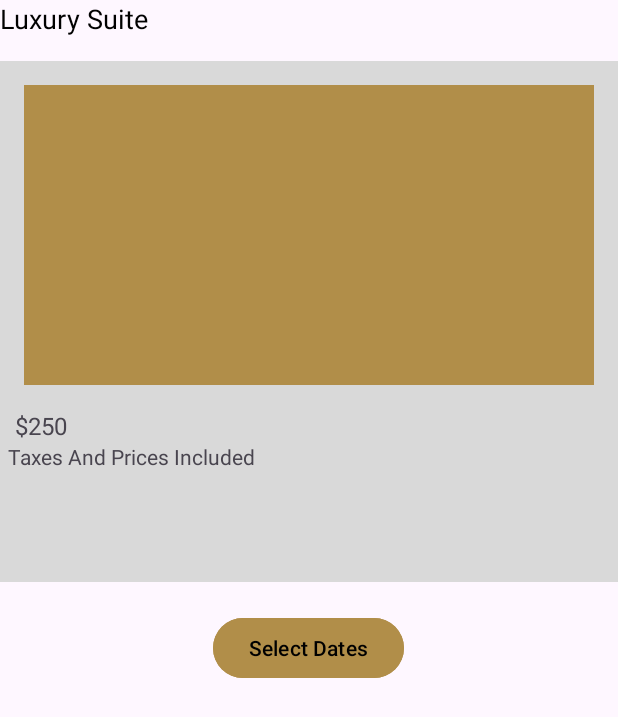
After one commit to Deepak14291/hotel, an Android app: the fragment SelectedRoomFragment placed in its activity, on a phone screen of 412 x 824 dp. The commit adds this screen. Shown: the top 717 px of the screen. Run offline under Robolectric (Android 15) with nearby library versions, the phone set to English and light mode, and no system bars.

Commit message:
commiting selected room adapter and implemented click

```diff
--- a/app/src/main/java/com/example/hotelapp/home/RoomTypeFragment.java
+++ b/app/src/main/java/com/example/hotelapp/home/RoomTypeFragment.java
@@ -1,17 +1,17 @@
 package com.example.hotelapp.home;
 
 import android.os.Bundle;
+import android.view.LayoutInflater;
+import android.view.View;
+import android.view.ViewGroup;
 
 import androidx.fragment.app.Fragment;
 import androidx.recyclerview.widget.LinearLayoutManager;
 import androidx.recyclerview.widget.RecyclerView;
 
-import android.view.LayoutInflater;
-import android.view.View;
-import android.view.ViewGroup;
-
 import com.example.hotelapp.R;
 import com.example.hotelapp.home.adapter.RoomTypeAdapter;
+import com.example.hotelapp.model.RoomType;
 
 import java.util.ArrayList;
 import java.util.List;
@@ -29,12 +29,24 @@ public class RoomTypeFragment extends Fragment {
     public View onCreateView(LayoutInflater inflater, ViewGroup container,
                              Bundle savedInstanceState) {
         // Inflate the layout for this fragment
-        View view= inflater.inflate(R.layout.fragment_room_type, container, false);
+        View view = inflater.inflate(R.layout.fragment_room_type, container, false);
         RecyclerView recyclerView = view.findViewById(R.id.recyclerview);
 
-        List<String> dataList = new ArrayList<>(); // Replace with your data source
+        List<RoomType> dataList = new ArrayList<>();
 
-        RoomTypeAdapter adapter = new RoomTypeAdapter(requireContext(), dataList);
+        //setting data
+        dataList.add(new RoomType("room1.jpg", "Standard Room", "$100"));
+        dataList.add(new RoomType("room2.jpg", "Deluxe Room", "$150"));
+        dataList.add(new RoomType("room3.jpg", "Suite", "$250"));
+
+        RoomTypeAdapter adapter = new RoomTypeAdapter(requireContext(), dataList,new RoomTypeAdapter.OnBookClickListener() {
+            @Override
+            public void onBookClick(int position) {
+                // Handle the button click for the item at the given position
+                // Implement your logic for booking the room here
+                ((HomeActivity) getActivity()).switchToSelectedRoomFragment();
+            }
+        });
         recyclerView.setAdapter(adapter);
         recyclerView.setLayoutManager(new LinearLayoutManager(requireContext()));
 
--- /dev/null
+++ b/app/src/main/java/com/example/hotelapp/home/SelectedRoomFragment.java
@@ -0,0 +1,43 @@
+package com.example.hotelapp.home;
+
+import android.os.Bundle;
+
+import androidx.fragment.app.Fragment;
+
+import android.view.LayoutInflater;
+import android.view.View;
+import android.view.ViewGroup;
+import android.widget.ImageView;
+import android.widget.TextView;
+
+import com.example.hotelapp.R;
+
+
+public class SelectedRoomFragment extends Fragment {
+
+
+    @Override
+    public void onCreate(Bundle savedInstanceState) {
+        super.onCreate(savedInstanceState);
+
+    }
+
+    @Override
+    public View onCreateView(LayoutInflater inflater, ViewGroup container,
+                             Bundle savedInstanceState) {
+        // Inflate the layout for this fragment
+        View view = inflater.inflate(R.layout.fragment_selected_room, container, false);
+
+        // Get references to the ImageView and TextView elements
+        ImageView selectedRoomImage = view.findViewById(R.id.selected_room_image);
+        TextView selectedRoomName = view.findViewById(R.id.selected_room_name);
+        TextView selectedRoomPrice = view.findViewById(R.id.selected_room_price);
+
+        // Set static data
+        selectedRoomImage.setImageResource(R.color.brown); // Replace with your room's image resource
+        selectedRoomName.setText("Luxury Suite"); // Replace with the room name
+        selectedRoomPrice.setText("$250"); // Replace with the room price
+
+        return view;
+    }
+}
--- a/app/src/main/java/com/example/hotelapp/home/adapter/RoomTypeAdapter.java
+++ b/app/src/main/java/com/example/hotelapp/home/adapter/RoomTypeAdapter.java
@@ -3,46 +3,75 @@ import android.content.Context;
 import android.view.LayoutInflater;
 import android.view.View;
 import android.view.ViewGroup;
+import android.widget.Button;
+import android.widget.ImageView;
 import android.widget.TextView;
 import androidx.recyclerview.widget.RecyclerView;
 
 import com.example.hotelapp.R;
+import com.example.hotelapp.model.RoomType;
 
 import java.util.List;
 
-public class RoomTypeAdapter extends RecyclerView.Adapter<RoomTypeAdapter.MyViewHolder> {
+public class RoomTypeAdapter extends RecyclerView.Adapter<RoomTypeAdapter.RoomTypeViewHolder> {
 
-    private List<String> dataList; // Replace 'String' with the data type you're displaying.
+    private List<RoomType> roomTypes;
     private Context context;
+    private OnBookClickListener onBookClickListener;
 
-    public RoomTypeAdapter(Context context, List<String> dataList) {
+
+    public RoomTypeAdapter(Context context, List<RoomType> roomTypes, OnBookClickListener onBookClickListener) {
         this.context = context;
-        this.dataList = dataList;
+        this.roomTypes = roomTypes;
+        this.onBookClickListener = onBookClickListener;
     }
 
     @Override
-    public MyViewHolder onCreateViewHolder(ViewGroup parent, int viewType) {
-        View view = LayoutInflater.from(parent.getContext()).inflate(R.layout.item_roomtype, parent, false);
-        return new MyViewHolder(view);
+    public RoomTypeViewHolder onCreateViewHolder(ViewGroup parent, int viewType) {
+        View view = LayoutInflater.from(context).inflate(R.layout.room_type_item, parent, false);
+        return new RoomTypeViewHolder(view);
     }
 
     @Override
-    public void onBindViewHolder(MyViewHolder holder, int position) {
-        String item = dataList.get(position);
-        holder.textView.setText(item);
+    public void onBindViewHolder(RoomTypeViewHolder holder, int position) {
+        RoomType roomType = roomTypes.get(position);
+
+        holder.roomName.setText(roomType.getName());
+        holder.roomPrice.setText(roomType.getPrice());
+        // You would typically use a library like Picasso or Glide to load images from URLs.
+        // For simplicity, we'll just set a placeholder image.
+        holder.roomImage.setImageResource(R.color.brown);
+
     }
 
     @Override
     public int getItemCount() {
-        return dataList.size();
+        return roomTypes.size();
     }
 
-    public class MyViewHolder extends RecyclerView.ViewHolder {
-        TextView textView;
+    public class RoomTypeViewHolder extends RecyclerView.ViewHolder {
+        public ImageView roomImage;
+        public TextView roomName;
+        public TextView roomPrice;
 
-        public MyViewHolder(View itemView) {
+        public RoomTypeViewHolder(View itemView) {
             super(itemView);
-            textView = itemView.findViewById(R.id.text);
+            roomImage = itemView.findViewById(R.id.room_image);
+            roomName = itemView.findViewById(R.id.room_name);
+            roomPrice = itemView.findViewById(R.id.room_price);
+            Button bookButton = itemView.findViewById(R.id.book_button);
+            bookButton.setOnClickListener(new View.OnClickListener() {
+                @Override
+                public void onClick(View view) {
+                    if (onBookClickListener != null) {
+                        onBookClickListener.onBookClick(getAdapterPosition());
+                    }
+                }
+            });
         }
     }
+    public interface OnBookClickListener {
+        void onBookClick(int position);
+    }
+
 }
--- /dev/null
+++ b/app/src/main/java/com/example/hotelapp/model/RoomType.java
@@ -0,0 +1,40 @@
+package com.example.hotelapp.model;
+
+public class RoomType {
+    // Fields
+    private String img;
+    private String name;
+    private String price;
+
+    // Getter and Setter methods for 'img'
+    public String getImg() {
+        return img;
+    }
+
+    public void setImg(String img) {
+        this.img = img;
+    }
+
+    // Getter and Setter methods for 'name'
+    public String getName() {
+        return name;
+    }
+
+    public void setName(String name) {
+        this.name = name;
+    }
+
+    // Getter and Setter methods for 'price'
+    public String getPrice() {
+        return price;
+    }
+
+    public void setPrice(String price) {
+        this.price = price;
+    }
+    public RoomType(String img, String name, String price) {
+        this.img = img;
+        this.name = name;
+        this.price = price;
+    }
+}
--- /dev/null
+++ b/app/src/main/res/layout/fragment_selected_room.xml
@@ -0,0 +1,59 @@
+<!-- res/layout/selected_room_layout.xml -->
+<LinearLayout xmlns:android="http://schemas.android.com/apk/res/android"
+    android:layout_width="match_parent"
+    android:layout_height="match_parent"
+    android:orientation="vertical"
+    android:weightSum="1">
+
+    <TextView
+        android:id="@+id/selected_room_name"
+        android:layout_width="match_parent"
+        android:layout_height="wrap_content"
+        android:layout_marginBottom="16dp"
+        android:text="Selected Room Name"
+        android:textColor="#000"
+        android:textSize="18sp" />
+
+    <LinearLayout
+        android:layout_width="match_parent"
+        android:layout_height="0dp"
+        android:layout_weight=".5"
+        android:background="@color/grey"
+        android:orientation="vertical">
+
+        <ImageView
+            android:id="@+id/selected_room_image"
+            android:layout_width="match_parent"
+            android:layout_height="200dp"
+            android:layout_gravity="center"
+            android:layout_margin="16dp"
+            android:gravity="center"
+            android:scaleType="centerCrop" />
+
+        <TextView
+            android:id="@+id/selected_room_price"
+            android:layout_width="match_parent"
+            android:layout_height="wrap_content"
+            android:layout_marginStart="10dp"
+            android:text="Price"
+            android:textSize="16sp" />
+
+        <TextView
+            android:layout_width="match_parent"
+            android:layout_height="wrap_content"
+            android:layout_marginStart="5dp"
+            android:layout_marginBottom="16dp"
+            android:text="@string/tax_included" />
+    </LinearLayout>
+
+    <Button
+        android:id="@+id/book_button"
+        android:layout_width="wrap_content"
+        android:layout_height="wrap_content"
+        android:layout_margin="20dp"
+        android:layout_gravity="center"
+        android:backgroundTint="@color/brown"
+        android:text="@string/select_dates"
+        android:textColor="@color/black" />
+
+</LinearLayout>
--- a/app/src/main/res/values/colors.xml
+++ b/app/src/main/res/values/colors.xml
@@ -2,4 +2,10 @@
 <resources>
     <color name="black">#FF000000</color>
     <color name="white">#FFFFFFFF</color>
+    <color name="brown">#B18E49</color>
+    <color name="grey">#D9D9D9</color>
+
+
+
+
 </resources>
```
Also changed, not shown: app/src/main/java/com/example/hotelapp/home/HomeActivity.java (+7 -6 lines), app/src/main/res/layout/item_roomtype.xml (deleted, +0 -11 lines), app/src/main/res/layout/room_type_item.xml (added, +45 -0 lines), app/src/main/res/navigation/nav_graph.xml (deleted, +0 -28 lines), app/src/main/res/values/strings.xml (+5 -39 lines).
